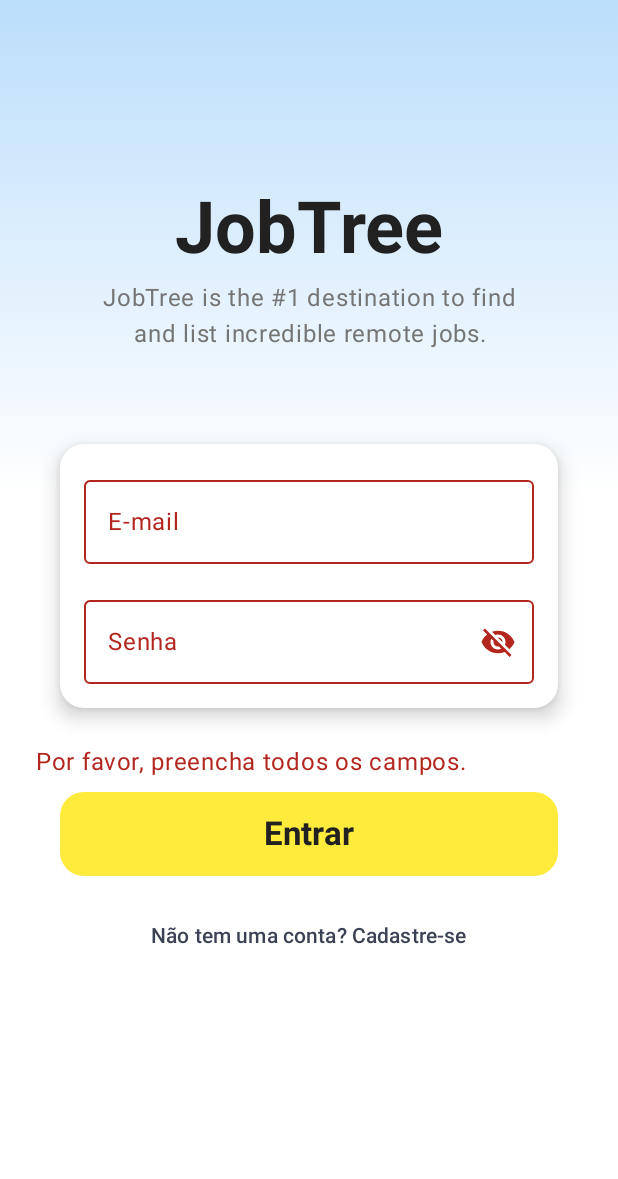
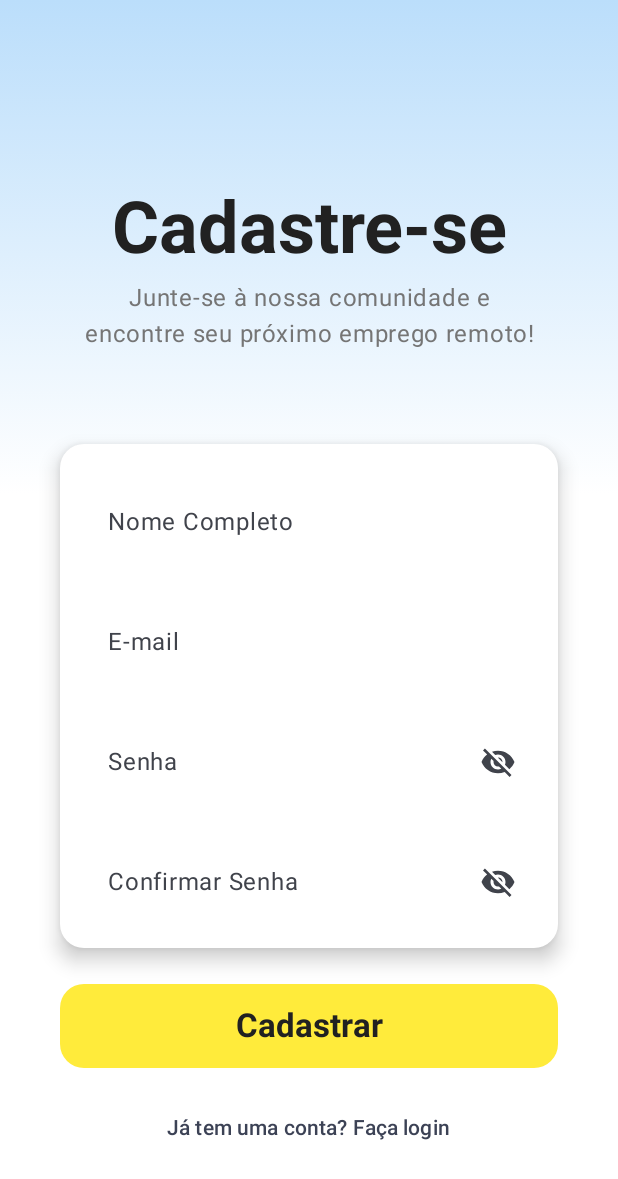
Before and after one commit to compermane/aa1-mob, an Android app built with Jetpack Compose: the screen it shows after launch (MainActivity), after a tap on "Não tem uma conta? Cadastre-se", on a phone screen of 412 x 824 dp. Shown: the top 1179 px of the screen. Run offline under Robolectric (Android 15) with nearby library versions, the phone set to English and light mode, and no system bars; our stand-ins replace Room's generated code; libraries missing offline, so code that uses them is left out: org.mindrot.jbcrypt; 1 other tap on this screen came first.

Commit message:
criação da tela de cadastro de usuario e ajustes visuais

```diff
--- a/app/src/main/java/com/example/aa1_mob/App.kt
+++ b/app/src/main/java/com/example/aa1_mob/App.kt
@@ -1,4 +1,3 @@
-// app/src/main/java/com/example/aa1_mob/App.kt
 package com.example.aa1_mob
 
 import android.app.Activity
@@ -15,14 +14,17 @@ import androidx.navigation.compose.rememberNavController
 import androidx.navigation.compose.NavHost
 import androidx.navigation.compose.composable
 import androidx.navigation.navArgument
+import com.example.aa1_mob.viewmodel.JobViewModel
+import kotlinx.coroutines.launch
 import com.example.aa1_mob.presentation.ui.screens.HomePageScreen
 import com.example.aa1_mob.presentation.ui.screens.JobDetailScreen
-import com.example.aa1_mob.presentation.ui.screens.LoginScreen // Importe a LoginScreen
+import com.example.aa1_mob.presentation.ui.screens.LoginScreen
+import com.example.aa1_mob.presentation.ui.screens.RegisterScreen // <--- Importe a RegisterScreen
 
 @Composable
 fun App(
     navController : NavHostController = rememberNavController(),
-    startingRoute : String = "login" // <--- Continua como "login" para testar
+    startingRoute : String = "login"
 ) {
     val context = LocalContext.current
     val activity = context as? Activity
@@ -37,12 +39,29 @@ fun App(
                 LoginScreen(
                     onLoginSuccess = {
                         navController.navigate("homepage") {
-                            popUpTo("login") { inclusive = true } // Limpa o back stack
+                            popUpTo("login") { inclusive = true }
                         }
                     },
                     onNavigateToRegister = {
-                        Log.d("App", "Navegar para tela de cadastro (ainda não implementado)")
-                        // Futuramente, você terá um navController.navigate("register") aqui
+                        navController.navigate("register") // <--- Adicione a navegação para a tela de cadastro
+                    }
+                )
+            }
+            // <--- Adicione a rota para a tela de cadastro
+            composable("register") {
+                RegisterScreen(
+                    onRegistrationSuccess = {
+                        // Após o cadastro, você pode navegar para a tela de login
+                        // ou diretamente para a home, dependendo da sua lógica.
+                        // O mais comum é voltar para o login e pedir para o usuário fazer login.
+                        navController.navigate("login") {
+                            popUpTo("register") { inclusive = true } // Limpa a tela de cadastro do back stack
+                        }
+                    },
+                    onNavigateToLogin = {
+                        navController.navigate("login") {
+                            popUpTo("register") { inclusive = true }
+                        }
                     }
                 )
             }
--- /dev/null
+++ b/app/src/main/java/com/example/aa1_mob/presentation/ui/screens/RegisterScreen.kt
@@ -0,0 +1,256 @@
+package com.example.aa1_mob.presentation.ui.screens
+
+import androidx.compose.foundation.background
+import androidx.compose.foundation.layout.*
+import androidx.compose.foundation.shape.RoundedCornerShape
+import androidx.compose.foundation.text.KeyboardOptions
+import androidx.compose.material.icons.Icons
+import androidx.compose.material.icons.filled.Visibility
+import androidx.compose.material.icons.filled.VisibilityOff
+import androidx.compose.material3.*
+import androidx.compose.runtime.*
+import androidx.compose.ui.Alignment
+import androidx.compose.ui.Modifier
+import androidx.compose.ui.draw.clip
+import androidx.compose.ui.graphics.Brush
+import androidx.compose.ui.graphics.Color
+import androidx.compose.ui.res.stringResource
+import androidx.compose.ui.text.font.FontWeight
+import androidx.compose.ui.text.input.KeyboardType
+import androidx.compose.ui.text.input.PasswordVisualTransformation
+import androidx.compose.ui.text.input.VisualTransformation
+import androidx.compose.ui.text.style.TextAlign
+import androidx.compose.ui.tooling.preview.Preview
+import androidx.compose.ui.unit.dp
+import androidx.compose.ui.unit.sp
+import androidx.lifecycle.viewmodel.compose.viewModel
+import com.example.aa1_mob.R
+import com.example.aa1_mob.viewmodel.AppViewModelProvider
+import com.example.aa1_mob.viewmodel.RegisterViewModel // Importe o RegisterViewModel
+import com.example.aa1_mob.ui.theme.Aa1mobTheme
+import com.example.aa1_mob.ui.theme.VoeBlueLight
+import com.example.aa1_mob.ui.theme.VoeYellow
+import com.example.aa1_mob.ui.theme.VoeTextBlack
+import com.example.aa1_mob.ui.theme.VoeTextGrey
+
+
+@OptIn(ExperimentalMaterial3Api::class)
+@Composable
+fun RegisterScreen(
+    onRegistrationSuccess: () -> Unit, // Callback para navegar para o login ou home
+    onNavigateToLogin: () -> Unit, // Callback para navegar de volta para o login
+    viewModel: RegisterViewModel = viewModel(factory = AppViewModelProvider.Factory) // Use a factory
+) {
+    val nome by viewModel.nome.collectAsState()
+    val email by viewModel.email.collectAsState()
+    val password by viewModel.password.collectAsState()
+    val confirmPassword by viewModel.confirmPassword.collectAsState()
+    val isLoading by viewModel.isLoading.collectAsState()
+    val registrationSuccess by viewModel.registrationSuccess.collectAsState()
+    val errorMessage by viewModel.errorMessage.collectAsState()
+
+    var passwordVisible by remember { mutableStateOf(false) }
+    var confirmPasswordVisible by remember { mutableStateOf(false) }
+
+    LaunchedEffect(registrationSuccess) {
+        if (registrationSuccess) {
+            onRegistrationSuccess() // Navega para a tela de login ou home
+            viewModel.resetRegistrationState()
+        }
+    }
+
+    Box(
+        modifier = Modifier
+            .fillMaxSize()
+            .background(Color.White)
+    ) {
+        Box(
+            modifier = Modifier
+                .fillMaxWidth()
+                .fillMaxHeight(0.4f)
+                .background(
+                    brush = Brush.verticalGradient(
+                        colors = listOf(VoeBlueLight, Color.White),
+                        startY = 0f,
+                        endY = Float.POSITIVE_INFINITY
+                    )
+                )
+        )
+
+        Column(
+            modifier = Modifier
+                .fillMaxSize()
+                .padding(24.dp),
+            horizontalAlignment = Alignment.CenterHorizontally,
+            verticalArrangement = Arrangement.Top
+        ) {
+            Spacer(modifier = Modifier.height(100.dp))
+
+            Text(
+                text = stringResource(id = R.string.register_title), // Nova string no strings.xml
+                style = MaterialTheme.typography.headlineLarge.copy(
+                    fontWeight = FontWeight.Bold,
+                    fontSize = 48.sp
+                ),
+                color = VoeTextBlack,
+                textAlign = TextAlign.Center,
+                modifier = Modifier.padding(bottom = 8.dp)
+            )
+            Text(
+                text = stringResource(id = R.string.register_description), // Nova string no strings.xml
+                style = MaterialTheme.typography.bodyLarge,
+                color = VoeTextGrey,
+                textAlign = TextAlign.Center,
+                modifier = Modifier.padding(horizontal = 32.dp)
+            )
+
+            Spacer(modifier = Modifier.height(64.dp))
+
+            Card(
+                shape = RoundedCornerShape(16.dp),
+                elevation = CardDefaults.cardElevation(defaultElevation = 8.dp),
+                colors = CardDefaults.cardColors(containerColor = Color.White),
+                modifier = Modifier
+                    .fillMaxWidth()
+                    .padding(horizontal = 16.dp)
+            ) {
+                Column(modifier = Modifier.padding(16.dp)) {
+                    OutlinedTextField(
+                        value = nome,
+                        onValueChange = viewModel::onNomeChange,
+                        label = { Text(stringResource(id = R.string.name_label)) }, // Nova string
+                        keyboardOptions = KeyboardOptions(keyboardType = KeyboardType.Text),
+                        isError = errorMessage != null && nome.isBlank(),
+                        colors = OutlinedTextFieldDefaults.colors(
+                            focusedContainerColor = Color.White,
+                            unfocusedContainerColor = Color.White,
+                            disabledContainerColor = Color.White,
+                            focusedBorderColor = Color.Transparent,
+                            unfocusedBorderColor = Color.Transparent,
+                            errorBorderColor = MaterialTheme.colorScheme.error
+                        ),
+                        modifier = Modifier.fillMaxWidth()
+                    )
+                    Spacer(modifier = Modifier.height(16.dp))
+                    OutlinedTextField(
+                        value = email,
+                        onValueChange = viewModel::onEmailChange,
+                        label = { Text(stringResource(id = R.string.email_label)) },
+                        keyboardOptions = KeyboardOptions(keyboardType = KeyboardType.Email),
+                        isError = errorMessage != null && email.isBlank(),
+                        colors = OutlinedTextFieldDefaults.colors(
+                            focusedContainerColor = Color.White,
+                            unfocusedContainerColor = Color.White,
+                            disabledContainerColor = Color.White,
+                            focusedBorderColor = Color.Transparent,
+                            unfocusedBorderColor = Color.Transparent,
+                            errorBorderColor = MaterialTheme.colorScheme.error
+                        ),
+                        modifier = Modifier.fillMaxWidth()
+                    )
+                    Spacer(modifier = Modifier.height(16.dp))
+                    OutlinedTextField(
+                        value = password,
+                        onValueChange = viewModel::onPasswordChange,
+                        label = { Text(stringResource(id = R.string.password_label)) },
+                        visualTransformation = if (passwordVisible) VisualTransformation.None else PasswordVisualTransformation(),
+                        keyboardOptions = KeyboardOptions(keyboardType = KeyboardType.Password),
+                        isError = errorMessage != null && password.isBlank(),
+                        trailingIcon = {
+                            val image = if (passwordVisible) Icons.Filled.Visibility else Icons.Filled.VisibilityOff
+                            val description = if (passwordVisible) stringResource(id = R.string.hide_password) else stringResource(id = R.string.show_password)
+                            IconButton(onClick = { passwordVisible = !passwordVisible }) {
+                                Icon(imageVector = image, description)
+                            }
+                        },
+                        colors = OutlinedTextFieldDefaults.colors(
+                            focusedContainerColor = Color.White,
+                            unfocusedContainerColor = Color.White,
+                            disabledContainerColor = Color.White,
+                            focusedBorderColor = Color.Transparent,
+                            unfocusedBorderColor = Color.Transparent,
+                            errorBorderColor = MaterialTheme.colorScheme.error
+                        ),
+                        modifier = Modifier.fillMaxWidth()
+                    )
+                    Spacer(modifier = Modifier.height(16.dp))
+                    OutlinedTextField(
+                        value = confirmPassword,
+                        onValueChange = viewModel::onConfirmPasswordChange,
+                        label = { Text(stringResource(id = R.string.confirm_password_label)) }, // Nova string
+                        visualTransformation = if (confirmPasswordVisible) VisualTransformation.None else PasswordVisualTransformation(),
+                        keyboardOptions = KeyboardOptions(keyboardType = KeyboardType.Password),
+                        isError = errorMessage != null && confirmPassword.isBlank() || (confirmPassword.isNotBlank() && password != confirmPassword),
+                        trailingIcon = {
+                            val image = if (confirmPasswordVisible) Icons.Filled.Visibility else Icons.Filled.VisibilityOff
+                            val description = if (confirmPasswordVisible) stringResource(id = R.string.hide_password) else stringResource(id = R.string.show_password)
+                            IconButton(onClick = { confirmPasswordVisible = !confirmPasswordVisible }) {
+                                Icon(imageVector = image, description)
+                            }
+                        },
+                        colors = OutlinedTextFieldDefaults.colors(
+                            focusedContainerColor = Color.White,
+                            unfocusedContainerColor = Color.White,
+                            disabledContainerColor = Color.White,
+                            focusedBorderColor = Color.Transparent,
+                            unfocusedBorderColor = Color.Transparent,
+                            errorBorderColor = MaterialTheme.colorScheme.error
+                        ),
+                        modifier = Modifier.fillMaxWidth()
+                    )
+                }
+            }
+
+            Spacer(modifier = Modifier.height(24.dp))
+
+            if (errorMessage != null) {
+                Text(
+                    text = errorMessage!!,
+                    color = MaterialTheme.colorScheme.error,
+                    modifier = Modifier.fillMaxWidth()
+                )
+                Spacer(modifier = Modifier.height(8.dp))
+            }
+
+            Button(
+                onClick = viewModel::register,
+                enabled = !isLoading,
+                colors = ButtonDefaults.buttonColors(containerColor = VoeYellow),
+                shape = RoundedCornerShape(16.dp),
+                modifier = Modifier
+                    .fillMaxWidth()
+                    .height(56.dp)
+                    .padding(horizontal = 16.dp)
+            ) {
+                if (isLoading) {
+                    CircularProgressIndicator(
+                        modifier = Modifier.size(24.dp),
+                        color = VoeTextBlack
+                    )
+                } else {
+                    Text(
+                        text = stringResource(id = R.string.register_button), // Nova string
+                        color = VoeTextBlack,
+                        style = MaterialTheme.typography.titleLarge.copy(fontWeight = FontWeight.Bold)
+                    )
+                }
+            }
+            Spacer(modifier = Modifier.height(16.dp))
+
+            TextButton(onClick = onNavigateToLogin) {
+                Text(
+                    text = stringResource(id = R.string.already_have_account_login), // Nova string
+                    color = MaterialTheme.colorScheme.secondary
+                )
+            }
+        }
+    }
+}
+
+@Preview(showBackground = true)
+@Composable
+fun RegisterScreenPreview() {
+    Aa1mobTheme {
+        RegisterScreen(onRegistrationSuccess = {}, onNavigateToLogin = {})
+    }
+}
--- a/app/src/main/java/com/example/aa1_mob/viewmodel/AppViewModelProvider.kt
+++ b/app/src/main/java/com/example/aa1_mob/viewmodel/AppViewModelProvider.kt
@@ -1,37 +1,31 @@
-// app/src/main/java/com/example/aa1_mob/viewmodel/AppViewModelProvider.kt
 package com.example.aa1_mob.viewmodel
 
 import androidx.lifecycle.ViewModelProvider.Factory
 import androidx.lifecycle.viewmodel.CreationExtras
 import androidx.lifecycle.viewmodel.initializer
 import androidx.lifecycle.viewmodel.viewModelFactory
-import com.example.aa1_mob.AppApplication // Importe seu AppApplication
-import com.example.aa1_mob.repository.JobRepository // Importe o JobRepository
-import com.example.aa1_mob.repository.AuthRepository // Importe o AuthRepository
+import com.example.aa1_mob.AppApplication
 
-/**
- * Provides Factory to create instance of ViewModel for the entire Inventory app
- */
 object AppViewModelProvider {
     val Factory = viewModelFactory {
-        // Initializer for JobViewModel
         initializer {
             JobViewModel(
                 aa1mobApplication().container.jobRepository
             )
         }
-        // Initializer for LoginViewModel
         initializer {
             LoginViewModel(
-                aa1mobApplication().container.authRepository // Use o authRepository aqui
+                aa1mobApplication().container.authRepository
             )
         }
-        // Adicione outros ViewModels aqui conforme necessário
+        // <--- Adicione este initializer para o RegisterViewModel
+        initializer {
+            RegisterViewModel(
+                aa1mobApplication().container.authRepository
+            )
+        }
     }
 }
 
-/**
- * Extension function to queries for [Application] object and returns an instance of [AppApplication].
- */
 fun CreationExtras.aa1mobApplication(): AppApplication =
     (this[androidx.lifecycle.ViewModelProvider.AndroidViewModelFactory.APPLICATION_KEY] as AppApplication)
--- /dev/null
+++ b/app/src/main/java/com/example/aa1_mob/viewmodel/RegisterViewModel.kt
@@ -0,0 +1,96 @@
+package com.example.aa1_mob.viewmodel
+
+import androidx.lifecycle.ViewModel
+import androidx.lifecycle.viewModelScope
+import com.example.aa1_mob.repository.AuthRepository // Importe o AuthRepository
+import kotlinx.coroutines.flow.MutableStateFlow
+import kotlinx.coroutines.flow.StateFlow
+import kotlinx.coroutines.flow.asStateFlow
+import kotlinx.coroutines.launch
+
+class RegisterViewModel(private val authRepository: AuthRepository) : ViewModel() {
+
+    private val _nome = MutableStateFlow("")
+    val nome: StateFlow<String> = _nome.asStateFlow()
+
+    private val _email = MutableStateFlow("")
+    val email: StateFlow<String> = _email.asStateFlow()
+
+    private val _password = MutableStateFlow("")
+    val password: StateFlow<String> = _password.asStateFlow()
+
+    private val _confirmPassword = MutableStateFlow("")
+    val confirmPassword: StateFlow<String> = _confirmPassword.asStateFlow()
+
+    private val _isLoading = MutableStateFlow(false)
+    val isLoading: StateFlow<Boolean> = _isLoading.asStateFlow()
+
+    private val _registrationSuccess = MutableStateFlow(false)
+    val registrationSuccess: StateFlow<Boolean> = _registrationSuccess.asStateFlow()
+
+    private val _errorMessage = MutableStateFlow<String?>(null)
+    val errorMessage: StateFlow<String?> = _errorMessage.asStateFlow()
+
+    fun onNomeChange(newName: String) {
+        _nome.value = newName
+        _errorMessage.value = null
+    }
+
+    fun onEmailChange(newEmail: String) {
+        _email.value = newEmail
+        _errorMessage.value = null
+    }
+
+    fun onPasswordChange(newPassword: String) {
+        _password.value = newPassword
+        _errorMessage.value = null
+    }
+
+    fun onConfirmPasswordChange(newConfirmPassword: String) {
+        _confirmPassword.value = newConfirmPassword
+        _errorMessage.value = null
+    }
+
+    fun register() {
+        _isLoading.value = true
+        _errorMessage.value = null
+        _registrationSuccess.value = false
+
+        if (_nome.value.isBlank() || _email.value.isBlank() || _password.value.isBlank() || _confirmPassword.value.isBlank()) {
+            _errorMessage.value = "Por favor, preencha todos os campos."
+            _isLoading.value = false
+            return
+        }
+
+        if (_password.value != _confirmPassword.value) {
+            _errorMessage.value = "As senhas não coincidem."
+            _isLoading.value = false
+            return
+        }
+
+        viewModelScope.launch {
+            try {
+                val success = authRepository.registerUser(
+                    nome = _nome.value,
+                    email = _email.value,
+                    senhaPlain = _password.value
+                )
+                if (success) {
+                    _registrationSuccess.value = true
+                } else {
+                    _errorMessage.value = "Este e-mail já está cadastrado."
+                }
+            } catch (e: Exception) {
+                _errorMessage.value = "Erro ao tentar cadastrar: ${e.localizedMessage ?: "Erro desconhecido"}"
+                e.printStackTrace()
+            } finally {
+                _isLoading.value = false
+            }
+        }
+    }
+
+    fun resetRegistrationState() {
+        _registrationSuccess.value = false
+        _errorMessage.value = null
+    }
+}
--- a/app/src/main/res/values/strings.xml
+++ b/app/src/main/res/values/strings.xml
@@ -16,5 +16,12 @@
     <string name="apply_button">Candidatar-se</string>
     <string name="jobtree_description">JobTree is the #1 destination to find and list incredible remote jobs.</string>
 
+    <string name="register_title">Cadastre-se</string>
+    <string name="register_description">Junte-se à nossa comunidade e encontre seu próximo emprego remoto!</string>
+    <string name="name_label">Nome Completo</string>
+    <string name="confirm_password_label">Confirmar Senha</string>
+    <string name="register_button">Cadastrar</string>
+    <string name="already_have_account_login">Já tem uma conta? Faça login</string>
+
 
 </resources>
```
